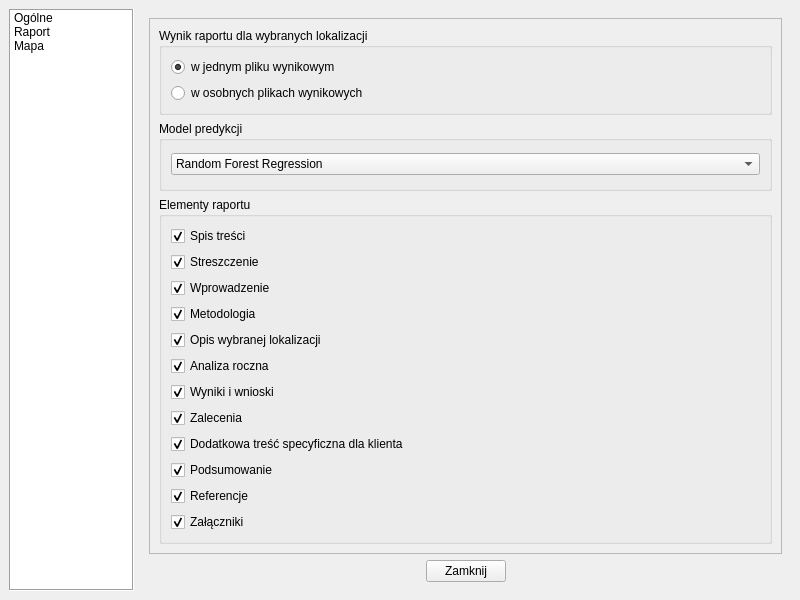
Old version of the form Ui/settings-window.ui in the repository kuba172/Demog.
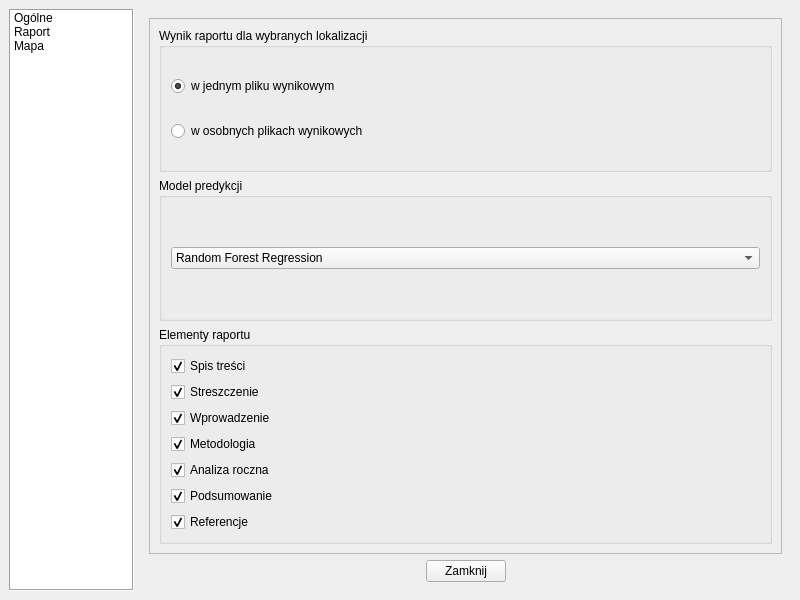
New version of the form. The open tabs and pages were chosen to show the change.

Commit message: adjust ui for solution

Diff of the .ui file:
```diff
--- a/Ui/settings-window.ui
+++ b/Ui/settings-window.ui
@@ -387,8 +387,8 @@
             <rect>
              <x>0</x>
              <y>0</y>
-             <width>270</width>
-             <height>512</height>
+             <width>631</width>
+             <height>530</height>
             </rect>
            </property>
            <layout class="QVBoxLayout" name="verticalLayout_15">
@@ -492,16 +492,6 @@
                  </property>
                 </widget>
                </item>
-               <item>
-                <widget class="QCheckBox" name="checkBox_5_Description_Of_The_Location">
-                 <property name="text">
-                  <string>Opis wybranej lokalizacji</string>
-                 </property>
-                 <property name="checked">
-                  <bool>true</bool>
-                 </property>
-                </widget>
-               </item>
                <item>
                 <widget class="QCheckBox" name="checkBox_6_Annual_Analysis">
                  <property name="text">
@@ -512,36 +502,6 @@
                  </property>
                 </widget>
                </item>
-               <item>
-                <widget class="QCheckBox" name="checkBox_7_Results_And_Conclusions">
-                 <property name="text">
-                  <string>Wyniki i wnioski</string>
-                 </property>
-                 <property name="checked">
-                  <bool>true</bool>
-                 </property>
-                </widget>
-               </item>
-               <item>
-                <widget class="QCheckBox" name="checkBox_8_Recommendations">
-                 <property name="text">
-                  <string>Zalecenia</string>
-                 </property>
-                 <property name="checked">
-                  <bool>true</bool>
-                 </property>
-                </widget>
-               </item>
-               <item>
-                <widget class="QCheckBox" name="checkBox_9_Additional_Customer_Specific_Content">
-                 <property name="text">
-                  <string>Dodatkowa treść specyficzna dla klienta</string>
-                 </property>
-                 <property name="checked">
-                  <bool>true</bool>
-                 </property>
-                </widget>
-               </item>
                <item>
                 <widget class="QCheckBox" name="checkBox_10_Report_Summary">
                  <property name="text">
@@ -562,16 +522,6 @@
                  </property>
                 </widget>
                </item>
-               <item>
-                <widget class="QCheckBox" name="checkBox_12_Attachments">
-                 <property name="text">
-                  <string>Załączniki</string>
-                 </property>
-                 <property name="checked">
-                  <bool>true</bool>
-                 </property>
-                </widget>
-               </item>
               </layout>
              </widget>
             </item>
```
Left out of the diff: 6 changed lines with no effect on the pictures. The commit also changes 3 other files.
